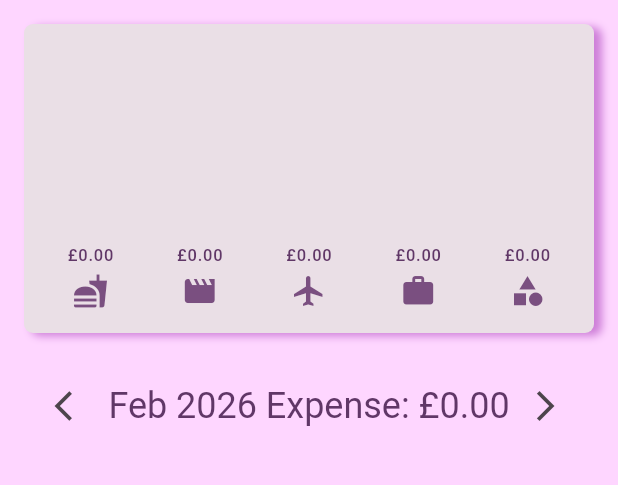
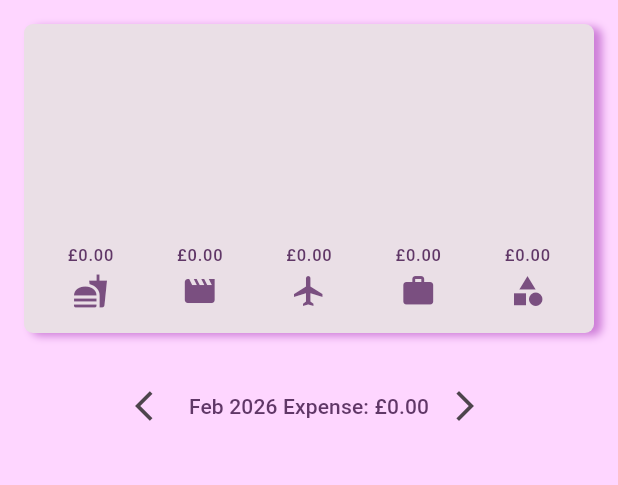
Before and after one commit to Anshuman-Raj/spending-tracker, a Flutter app: the screen it shows after launch, on a phone screen of 412 x 824 dp, the part 84-569 px from its top. Run offline on Flutter 3.47's test engine with Material 3 defaults, Android fonts, the light colour scheme and no system bars; our stand-ins replace hive_ce, hive_ce_flutter; accounts and stored records are empty.

Commit message:
fix: expense label size to accomodate large numbers

```diff
--- a/lib/widgets/expense_header.dart
+++ b/lib/widgets/expense_header.dart
@@ -42,7 +42,7 @@ class ExpenseHeader extends StatelessWidget {
         mainAxisAlignment: MainAxisAlignment.center,
         children: [
           IconButton(onPressed: onPreviousMonth, icon: const Icon(Icons.arrow_back_ios)),
-          Flexible(child: Text(monthYear, style: Theme.of(context).textTheme.headlineSmall, overflow: TextOverflow.ellipsis)),
+          Flexible(child: Text(monthYear, style: Theme.of(context).textTheme.labelLarge, overflow: TextOverflow.ellipsis)),
           IconButton(onPressed: onNextMonth, icon: const Icon(Icons.arrow_forward_ios)),
         ],
       ),
```
